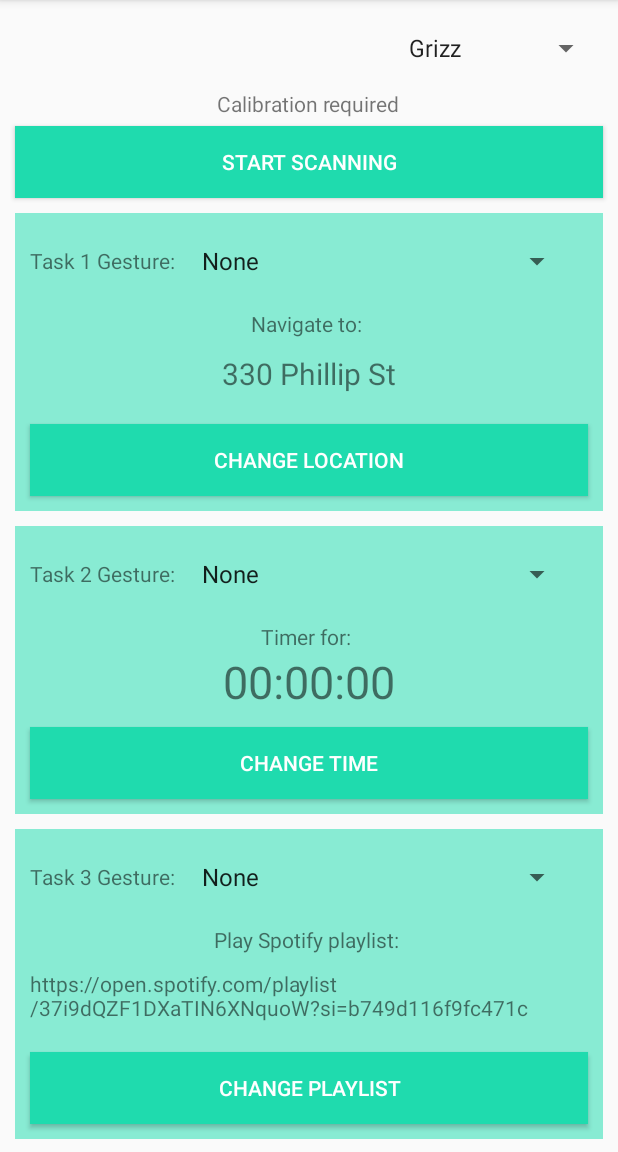
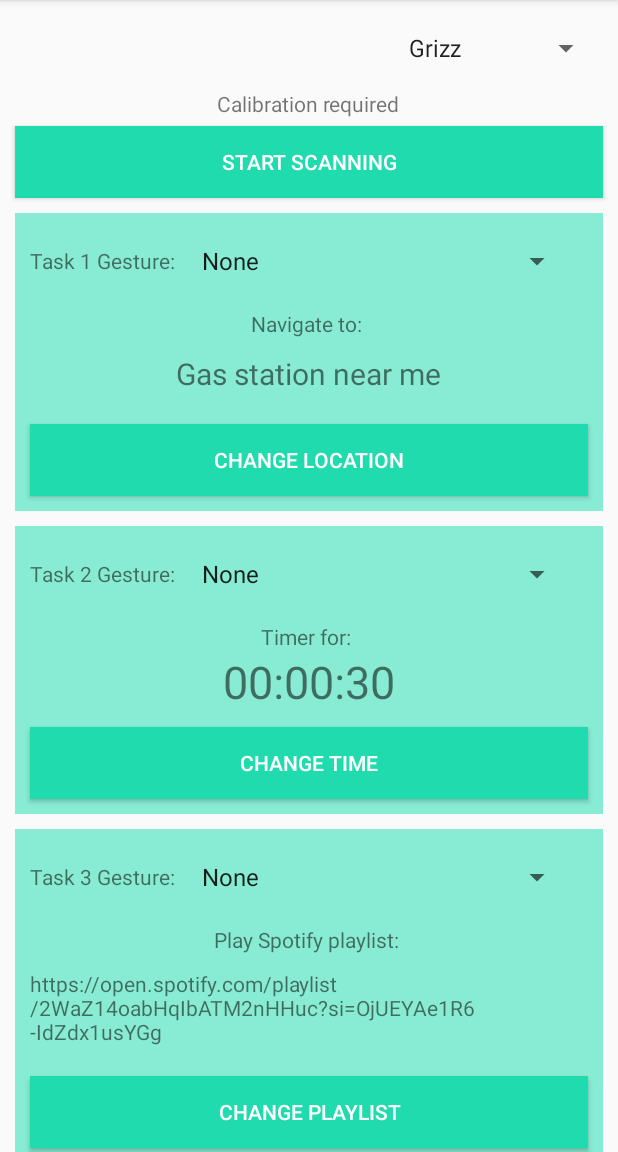
Before and after one commit to piezosaurus/MacroSnapApp, an Android app: the screen it shows after launch (MainActivity), on a phone screen of 412 x 824 dp, the part 84-1236 px from its top. Run offline under Robolectric (Android 15) with nearby library versions, the phone set to English and light mode, and no system bars; libraries missing offline, so code that uses them is left out: smile.classification, smile.data, smile.math, smile.math.kernel, smile.validation and 1 more.

Commit message:
changed default values, fixed crash when 0 gestures recorded

```diff
--- a/app/src/main/java/com/piezosaurus/macrosnap/ScannerFragment.kt
+++ b/app/src/main/java/com/piezosaurus/macrosnap/ScannerFragment.kt
@@ -90,7 +90,7 @@ class ScannerFragment : Fragment() {
     private var gestureSelection2: Int = 0
     private var timerHour: Int = 0
     private var timerMinute: Int = 0
-    private var timerSecond: Int = 0
+    private var timerSecond: Int = 30
     private var gestureSelection3: Int = 0
     private var playlistLink: String = ""
     private var gestureSelection4: Int = 0
@@ -602,6 +602,11 @@ class ScannerFragment : Fragment() {
     }
 
     private fun trainKNN(x: Array<DoubleArray>, y: IntArray) {
+        // check dataset size
+        if (x.size < 1) {
+            Toast.makeText(activity, "Not enough data to train KNN, restart the band to start calibration again.", Toast.LENGTH_LONG).show()
+            return
+        }
         // save dataset
         Log.e("MACROSNAP", "KNN training dataset size " + y.size.toString())
         val xFile = File(this.context?.filesDir,"x.txt")
--- a/app/src/main/res/layout/fragment_scanner.xml
+++ b/app/src/main/res/layout/fragment_scanner.xml
@@ -133,7 +133,7 @@
                         android:layout_gravity="center"
                         android:layout_margin="10dp"
                         android:textSize="20sp"
-                        android:text="330 Phillip St"
+                        android:text="Gas station near me"
                         />
 
                     <EditText
@@ -199,7 +199,7 @@
                         android:layout_height="wrap_content"
                         android:layout_gravity="center"
                         android:textSize="30sp"
-                        android:text="00:00:00" />
+                        android:text="00:00:30" />
 
                     <com.piezosaurus.macrosnap.MyTimePicker
                         android:id="@+id/timerTimePicker"
@@ -261,7 +261,7 @@
                         android:layout_height="wrap_content"
                         android:layout_gravity="center"
                         android:layout_margin="10dp"
-                        android:text="https://open.spotify.com/playlist/37i9dQZF1DXaTIN6XNquoW?si=b749d116f9fc471c"
+                        android:text="https://open.spotify.com/playlist/2WaZ14oabHqIbATM2nHHuc?si=OjUEYAe1R6-IdZdx1usYGg"
                          />
 
                     <EditText
```
